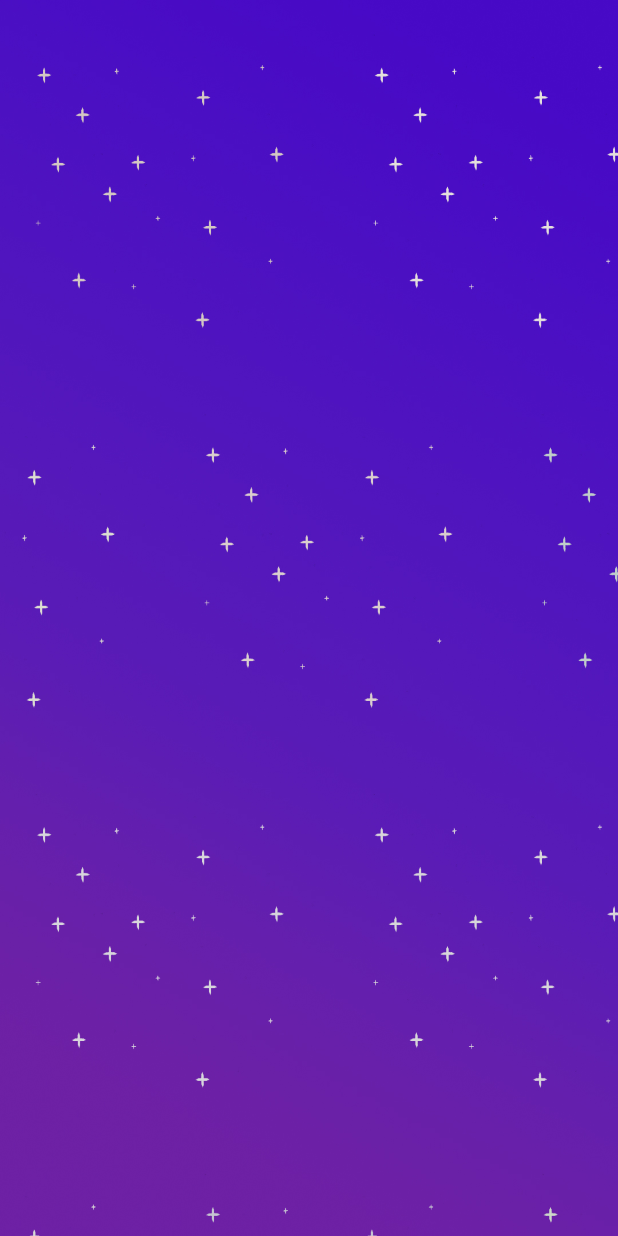
After one commit to SkullGamer5/SuperMath, an Android app: the aboutMenuActivity screen opened directly, with no data from a screen before it, on a phone screen of 412 x 824 dp. The commit adds this screen. Run offline under Robolectric (Android 15) with nearby library versions, the phone set to English and light mode, and no system bars.

Commit message:
Added new activities

```diff
--- /dev/null
+++ b/app/src/main/java/com/mohsen/supermath/aboutMenuActivity.kt
@@ -0,0 +1,11 @@
+package com.mohsen.supermath
+
+import androidx.appcompat.app.AppCompatActivity
+import android.os.Bundle
+
+class aboutMenuActivity : AppCompatActivity() {
+    override fun onCreate(savedInstanceState: Bundle?) {
+        super.onCreate(savedInstanceState)
+        setContentView(R.layout.activity_about_menu)
+    }
+}
--- /dev/null
+++ b/app/src/main/res/layout/activity_about_menu.xml
@@ -0,0 +1,10 @@
+<?xml version="1.0" encoding="utf-8"?>
+<androidx.constraintlayout.widget.ConstraintLayout xmlns:android="http://schemas.android.com/apk/res/android"
+    xmlns:app="http://schemas.android.com/apk/res-auto"
+    xmlns:tools="http://schemas.android.com/tools"
+    android:layout_width="match_parent"
+    android:layout_height="match_parent"
+    tools:context=".aboutMenuActivity"
+    android:background="@drawable/mainactivitybackground">
+
+</androidx.constraintlayout.widget.ConstraintLayout>
--- a/app/src/main/res/values-night/themes.xml
+++ b/app/src/main/res/values-night/themes.xml
@@ -3,5 +3,12 @@
     <style name="Base.Theme.SuperMath" parent="Theme.Material3.DayNight.NoActionBar">
         <!-- Customize your dark theme here. -->
         <!-- <item name="colorPrimary">@color/my_dark_primary</item> -->
+        <item name="android:textColorPrimary">@color/white</item>
+    </style>
+    <style name="MyPurpleTheme" parent="Theme.Material3.DayNight.NoActionBar">
+        <item name="colorPrimary">@color/purplePrimary</item>
+        <item name="colorAccent">@color/purpleAccent</item>
+        <item name="android:textColorPrimary">@color/white</item>
+        <item name="fontFamily">@font/koodak</item>
     </style>
 </resources>
--- a/app/src/main/res/values/themes.xml
+++ b/app/src/main/res/values/themes.xml
@@ -14,7 +14,8 @@
     <style name="MyPurpleTheme" parent="Theme.Material3.DayNight.NoActionBar">
         <item name="colorPrimary">@color/purplePrimary</item>
         <item name="colorAccent">@color/purpleAccent</item>
-        <item name="android:textColorPrimary">@color/white</item>
+        <item name="android:textColorPrimary">@color/black</item>
+        <item name="fontFamily">@font/koodak</item>
     </style>
 
 
```
Also changed, not shown: app/src/main/AndroidManifest.xml (+10 -4 lines), app/src/main/java/com/mohsen/supermath/MainActivity.kt (+14 -1 lines), app/src/main/java/com/mohsen/supermath/shapesMenuActivity.kt (added, +11 -0 lines), app/src/main/res/layout/activity_main.xml (+10 -6 lines), app/src/main/res/layout/activity_shapes_menu.xml (added, +10 -0 lines), app/src/main/res/drawable/mainactivitybackground.jpg (added), app/src/main/res/drawable/untitled_1.png (deleted), app/src/main/res/font/koodak.ttf (added).
